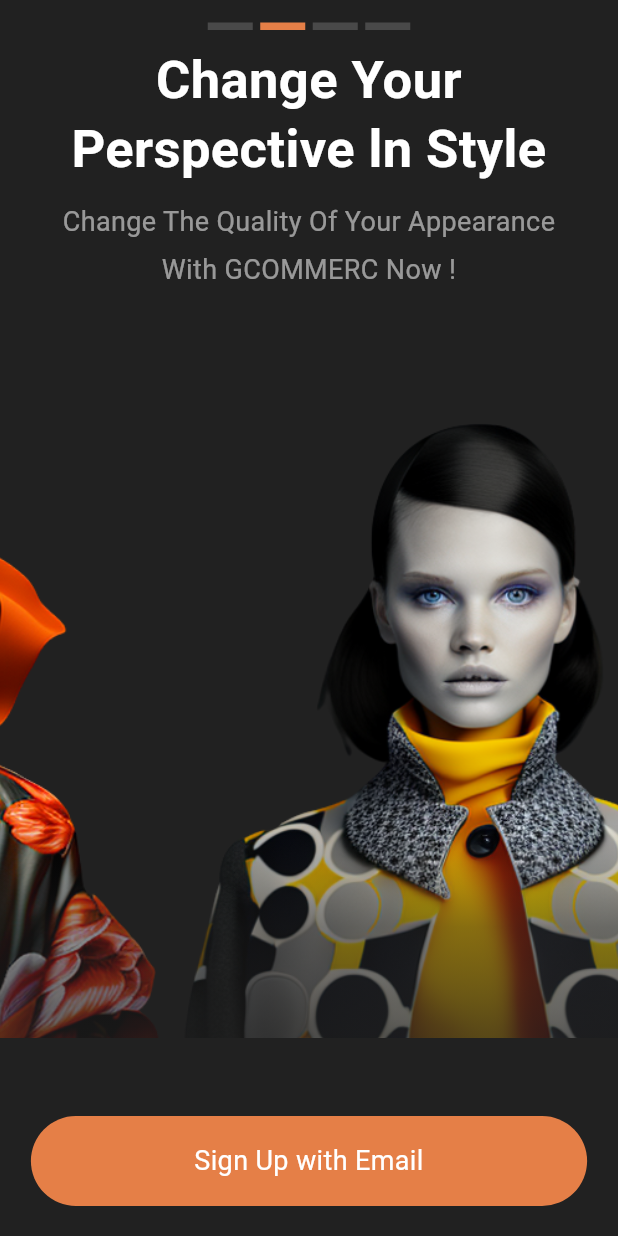
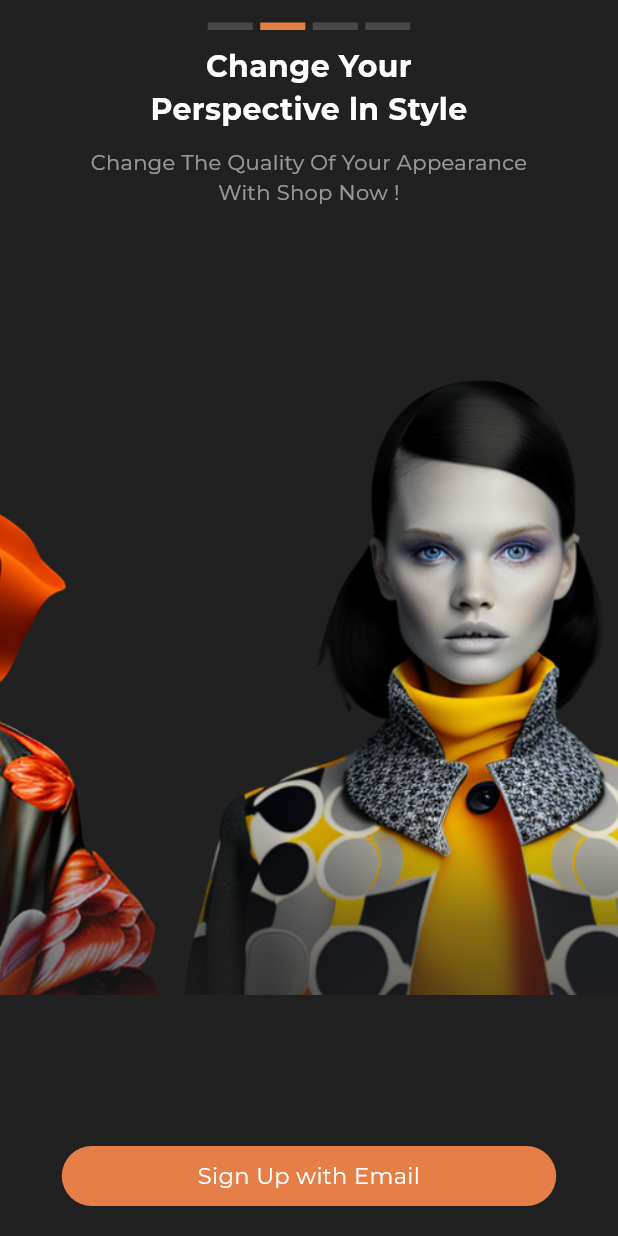
Before and after one commit to mohanta123/Ecommerce, a Flutter app: the screen it shows after launch, on a phone screen of 412 x 824 dp. Run offline on Flutter 3.47's test engine with Material 3 defaults, Android fonts, the light colour scheme and no system bars; our stand-ins replace animated_bottom_navigation_bar, google_fonts; Roboto replaces fonts that are missing (Ubuntu); project files that could hold a hidden picture were left out.

Commit message:
ananya 18:07 03-09-2024

```diff
--- a/lib/pages/login.dart
+++ b/lib/pages/login.dart
@@ -6,6 +6,7 @@ import 'package:flutter/services.dart';
 import '../animation/bouncing_effects.dart';
 import '../constants.dart';
 import '../data/data.dart';
+import '../widgets/fonts.dart';
 
 class Login extends StatefulWidget {
   const Login({super.key});
@@ -129,13 +130,11 @@ class _LoginState extends State<Login> {
                 Container(
                   width: w,
                   color: Colors.transparent,
-                  child: const Text(
+                  child: Text(
                     "Change Your\nPerspective ln Style",
                     textAlign: TextAlign.center,
-                    style: TextStyle(
-                      fontSize: 35,
-                      height: 1.3,
-                      fontWeight: FontWeight.bold,
+                    style: TextFont.bold_TextStyle.copyWith(
+                      fontSize: 20,
                       color: Colors.white,
                     ),
                   ),
@@ -144,12 +143,11 @@ class _LoginState extends State<Login> {
                 Container(
                   width: w,
                   color: Colors.transparent,
-                  child: const Text(
-                    "Change The Quality Of Your Appearance\nWith GCOMMERC Now !",
+                  child: Text(
+                    "Change The Quality Of Your Appearance\nWith Shop Now !",
                     textAlign: TextAlign.center,
-                    style: TextStyle(
-                      fontSize: 18,
-                      height: 1.8,
+                    style: TextFont.normal_TextStyle.copyWith(
+                      fontSize: 14,
                       color: Colors.white54,
                     ),
                   ),
@@ -205,8 +203,8 @@ class _LoginState extends State<Login> {
                   children: [
                     const Spacer(),
                     Container(
-                      width: w * 0.9,
-                      height: 60,
+                      width: w * 0.8,
+                      height: 40,
                       alignment: Alignment.center,
                       decoration: const BoxDecoration(
                         color: customColor,
@@ -214,16 +212,16 @@ class _LoginState extends State<Login> {
                           Radius.circular(36),
                         ),
                       ),
-                      child: const Text(
+                      child: Text(
                         "Sign Up with Email",
                         textAlign: TextAlign.center,
-                        style: TextStyle(
-                          fontSize: 18,
+                        style: TextFont.normal_TextStyle.copyWith(
+                          fontSize: 15,
                           color: Colors.white,
                         ),
                       ),
                     ),
-                    const SizedBox(height: 20),
+                    SizedBox(height: 20),
                   ],
                 ),
               ),
```
Also changed, not shown: lib/pages/loginPage.dart (+24 -12 lines), images/shop1-removebg-preview.png (added), images/shop1.jpg (added), images/shop2-removebg-preview.png (added), images/shop2.jpg (added), images/shop3-removebg-preview.png (added), images/shop3.jpg (added).
